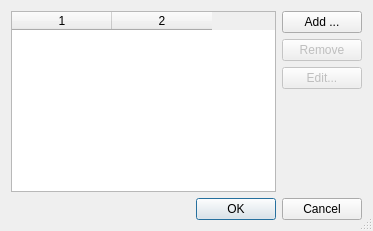
Above: scribus/ui/replacecolors.ui from scribusproject/scribus before the change. Below: the same form after it.
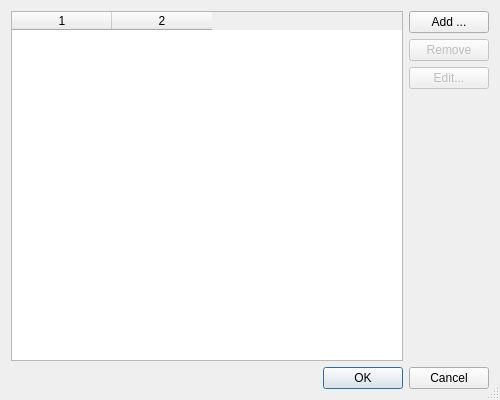
That is the form after the change.

Diff of the .ui file:
```diff
--- a/scribus/ui/replacecolors.ui
+++ b/scribus/ui/replacecolors.ui
@@ -5,8 +5,8 @@
    <rect>
     <x>0</x>
     <y>0</y>
-    <width>373</width>
-    <height>231</height>
+    <width>500</width>
+    <height>400</height>
    </rect>
   </property>
   <property name="windowTitle" >
```
